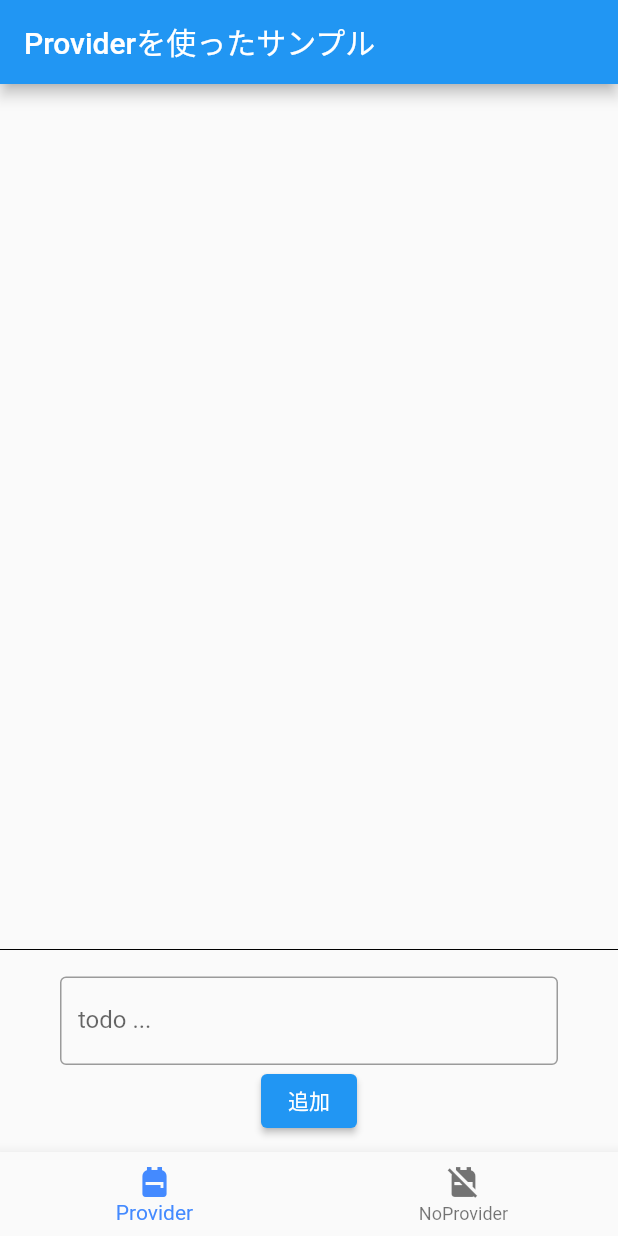
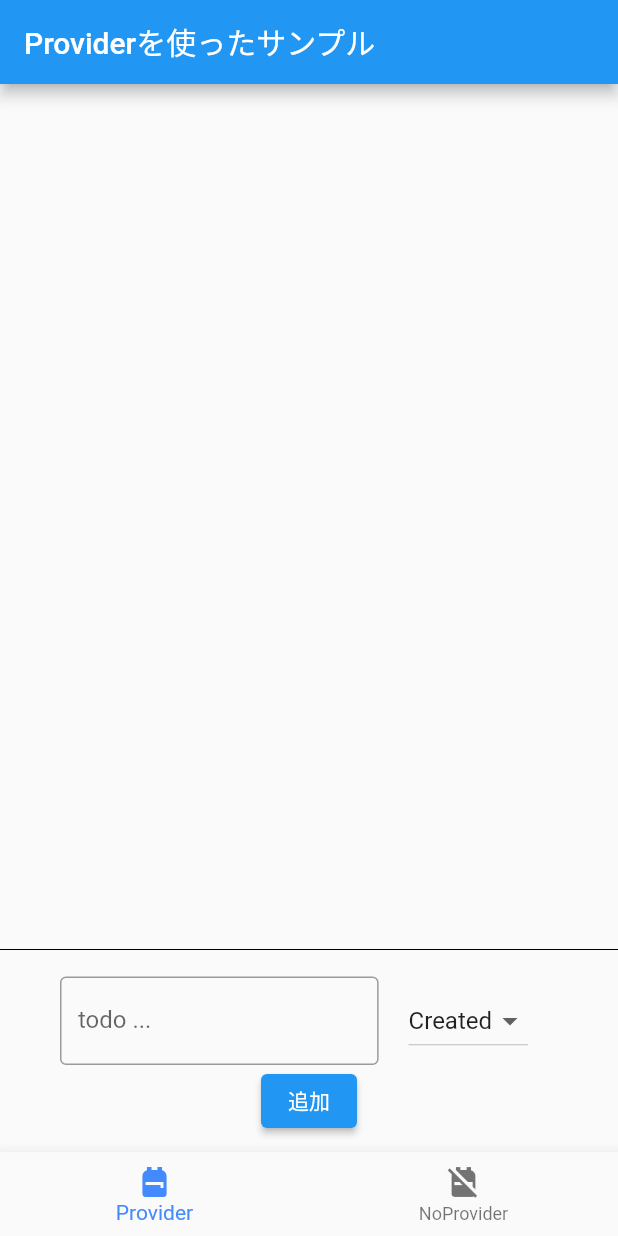
Before and after one commit to seiyu-nico/sample_provider, a Flutter app: the screen it shows after launch, on a phone screen of 412 x 824 dp. Run offline on Flutter 3.47's test engine with Material 2 defaults, Android fonts, the phone set to English and light mode, and no system bars.

Commit message:
一旦コミット

```diff
--- a/lib/models/todo_model.dart
+++ b/lib/models/todo_model.dart
@@ -13,7 +13,16 @@ class TodoModel with ChangeNotifier {
   ];
 
   List<Todo> get todos => _todos;
-  List<Map> get statusList => _statusList;
+  int get selectStatus => _selectStatus;
+
+  List<DropdownMenuItem<int>> statusList() {
+    return _statusList.map((status) {
+      return DropdownMenuItem<int>(
+        value: status['status'],
+        child: Text(status['label']),
+      );
+    }).toList();
+  }
 
   void addTodo() {
     _todos.add(Todo(title: _inputText, status: _selectStatus));
@@ -29,6 +38,11 @@ class TodoModel with ChangeNotifier {
     _inputText = text;
   }
 
+  void setSelectStatus({required int status}) {
+    _selectStatus = status;
+    notifyListeners();
+  }
+
   void updateStatus({required int index, required int status}) {
     _todos[index].status = status;
     notifyListeners();
--- a/lib/screens/todo_use_provider_screen.dart
+++ b/lib/screens/todo_use_provider_screen.dart
@@ -56,13 +56,6 @@ class TodoListTile extends StatelessWidget {
   @override
   Widget build(BuildContext context) {
     print('build: TodoListTile');
-    final list = Provider.of<TodoModel>(context).statusList;
-    List<DropdownMenuItem<int>> items = list.map((status) {
-      return DropdownMenuItem<int>(
-        value: status['status'],
-        child: Text(status['label']),
-      );
-    }).toList();
 
     return Consumer<TodoModel>(
       builder: (context, todoModel, child) {
@@ -74,14 +67,17 @@ class TodoListTile extends StatelessWidget {
                 title: Text(todo.title),
               ),
             ),
-            DropdownButton<int>(
+            Padding(
+              padding: EdgeInsets.only(right: 20, left: 20),
+              child: DropdownButton<int>(
                 value: todo.status,
-              items: items,
+                items: Provider.of<TodoModel>(context).statusList(),
                 onChanged: (status) {
                   status = status != null ? status : 0;
                   Provider.of<TodoModel>(context, listen: false)
                       .updateStatus(index: index, status: status);
                 },
+              ),
             ),
           ],
         );
@@ -97,12 +93,16 @@ class TodoInput extends StatelessWidget {
 
   @override
   Widget build(BuildContext context) {
+    int selectStatus = Provider.of<TodoModel>(context).selectStatus;
     print('build: TodoInput');
     return Container(
       padding: EdgeInsets.only(top: 10, bottom: 10, right: 40, left: 40),
       child: Column(
         children: <Widget>[
-          TextField(
+          Row(
+            children: <Widget>[
+              Expanded(
+                child: TextField(
                   controller: _controller,
                   decoration: InputDecoration(
                     border: OutlineInputBorder(),
@@ -112,6 +112,22 @@ class TodoInput extends StatelessWidget {
                     Provider.of<TodoModel>(context, listen: false)
                         .setText(text: text);
                   },
+                ),
+              ),
+              Padding(
+                padding: EdgeInsets.only(right: 20, left: 20),
+                child: DropdownButton<int>(
+                  value: selectStatus,
+                  items: Provider.of<TodoModel>(context, listen: false)
+                      .statusList(),
+                  onChanged: (status) {
+                    status = status != null ? status : 0;
+                    Provider.of<TodoModel>(context)
+                        .setSelectStatus(status: status);
+                  },
+                ),
+              ),
+            ],
           ),
           ElevatedButton(
             onPressed: () {
```
Lines whose indentation alone changed are shown as unchanged.
